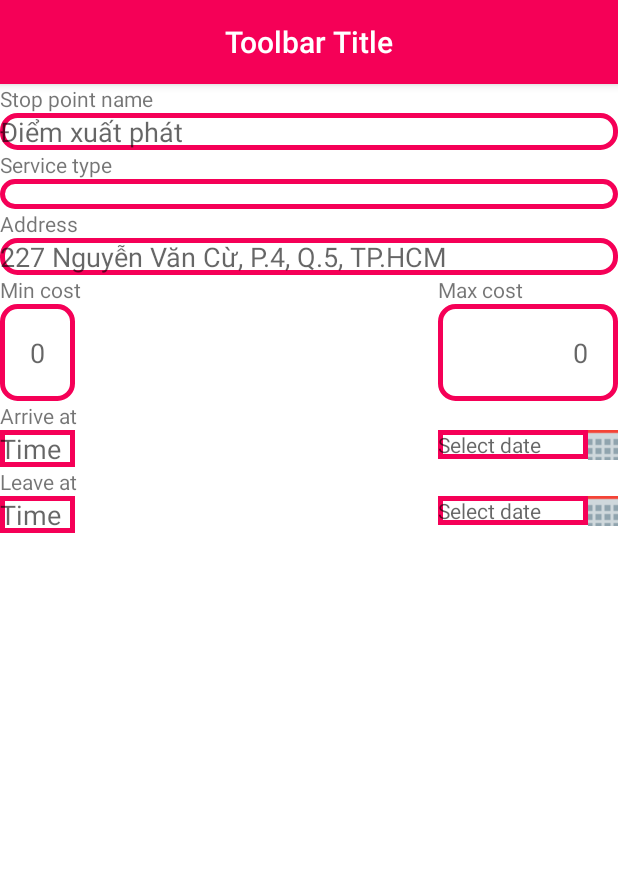
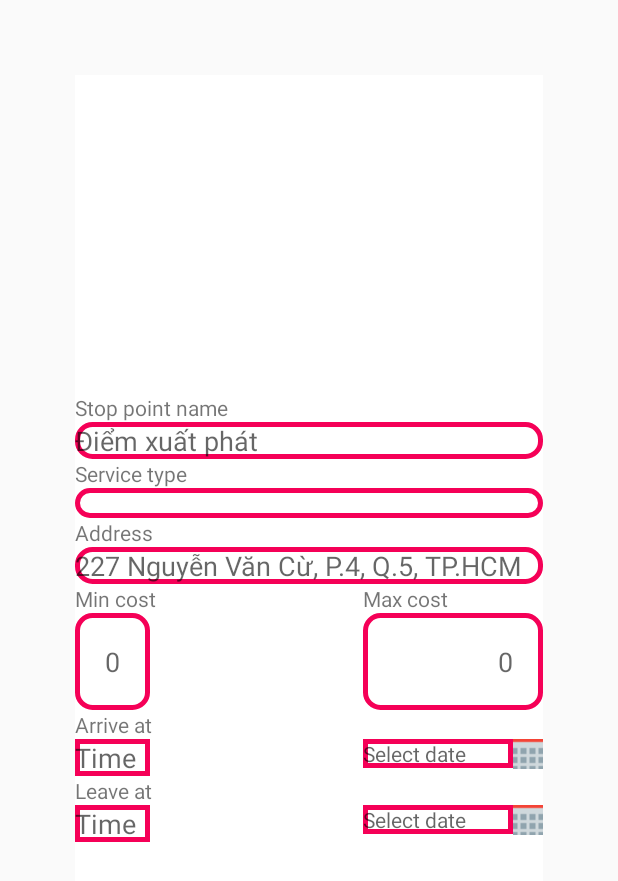
Before and after one commit to tvp-github/cq2017_32_20_doan, an Android app: the layout create_stop_point.xml on its own in the app's theme, with its tools: preview values and no code run, on a phone screen of 412 x 824 dp. Shown: the top 881 px of the screen. Run offline under Robolectric (Android 15) with nearby library versions, the phone set to English and light mode, and no system bars.

Commit message:
+ add pop up create stop point when click on map

```diff
--- a/app/build.gradle
+++ b/app/build.gradle
@@ -27,6 +27,7 @@ dependencies {
     testImplementation 'junit:junit:4.12'
     androidTestImplementation 'androidx.test.ext:junit:1.1.1'
     androidTestImplementation 'androidx.test.espresso:espresso-core:3.2.0'
+
     // Retrofit
     implementation 'com.squareup.retrofit2:retrofit:2.1.0'
 
--- a/app/src/debug/res/values/google_maps_api.xml
+++ b/app/src/debug/res/values/google_maps_api.xml
@@ -20,5 +20,5 @@
     Once you have your key (it starts with "AIza"), replace the "google_maps_key"
     string in this file.
     -->
-    <string name="google_maps_key" templateMergeStrategy="preserve" translatable="false">YOUR_KEY_HERE</string>
+    <string name="google_maps_key" templateMergeStrategy="preserve" translatable="false">AIzaSyCguvm-1coAk0pXhMXd0-uVAzWzUs_akT0</string>
 </resources>
--- a/app/src/main/AndroidManifest.xml
+++ b/app/src/main/AndroidManifest.xml
@@ -48,6 +48,7 @@
         <activity android:name=".SignUpActivity" />
         <activity android:name=".MainActivity" />
         <activity android:name=".ListTourActivity" />
+        <activity android:name=".CreateSpotPointActivity" />
     </application>
 
 </manifest>
--- a/app/src/main/res/layout/create_stop_point.xml
+++ b/app/src/main/res/layout/create_stop_point.xml
@@ -3,12 +3,10 @@
         xmlns:android="http://schemas.android.com/apk/res/android"
         android:layout_width="match_parent"
         android:layout_height="match_parent"
+        android:layout_margin="50dp"
+        android:gravity="center_vertical"
         android:background="@color/windowBackground">
 
-    <include
-        android:id="@+id/toolbar_create_tour"
-        layout="@layout/toolbar">
-    </include>
 
         <TextView
             android:layout_width="wrap_content"
```
Also changed, not shown: app/src/main/java/hcmus/android/lighttour/CreateSpotPointActivity.java (added, +15 -0 lines), app/src/main/java/hcmus/android/lighttour/MapsActivity.java (+76 -5 lines), app/src/main/res/layout/map.xml (+6 -4 lines). Lines whose indentation alone changed are shown as unchanged.
